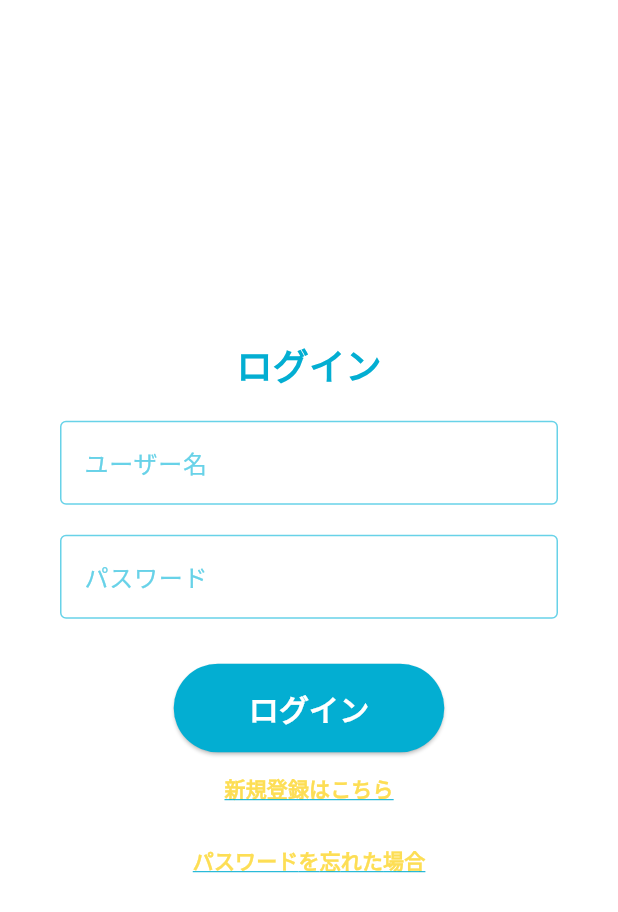
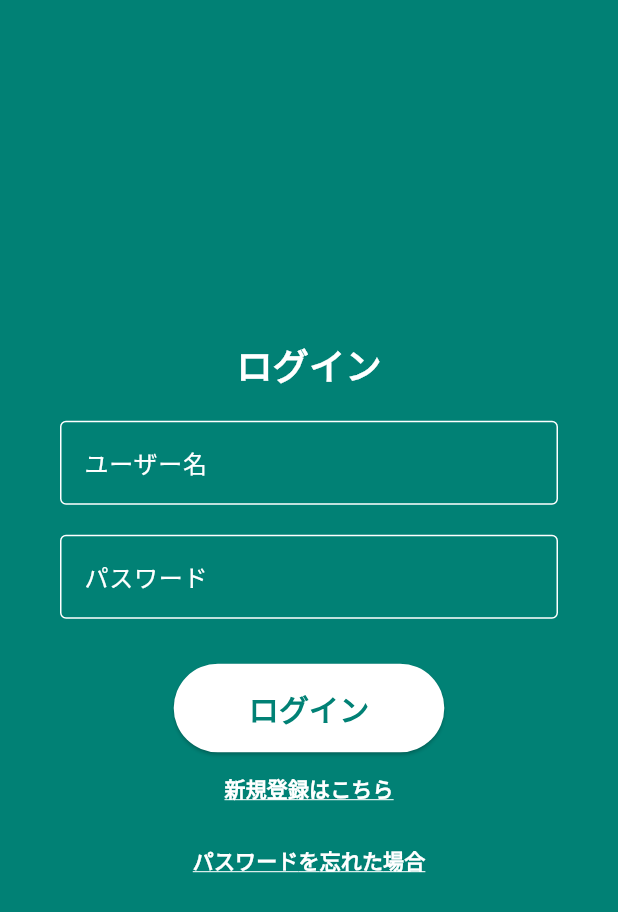
Before and after one commit to uda-yoshiki/momentmashup_demo, a Flutter app: the screen it shows after launch, on a phone screen of 412 x 824 dp. Shown: the top 912 px of the screen. Run offline on Flutter 3.47's test engine with Material 3 defaults, Android fonts, the phone set to English and light mode, and no system bars; our stand-ins replace cloud_firestore, firebase_auth, firebase_core, google_fonts; accounts and stored records are empty.

Commit message:
デザインを一部変更

```diff
--- a/detailed_design/flow.txt
+++ b/detailed_design/flow.txt
@@ -5,6 +5,10 @@
 - ライトブルー: #68D2E8
 - イエロー: #FDDE55
 - ライトイエロー: #FEEFAD
+
+/* Array with # */
+
+["#018175", "#10b68d", "#94dd8b", "#fee3b2"]
 
 画面構成:
 0. ログイン画面
--- a/momentmashup_demo/lib/screens/login_screen.dart
+++ b/momentmashup_demo/lib/screens/login_screen.dart
@@ -18,7 +18,7 @@ class _LoginScreenState extends State<LoginScreen> {
   @override
   Widget build(BuildContext context) {
     return Scaffold(
-      backgroundColor: Colors.white,
+      backgroundColor: Color(0xFF018175), // バックカラー変更
       body: Center(
         child: SingleChildScrollView(
           child: Column(
@@ -29,7 +29,7 @@ class _LoginScreenState extends State<LoginScreen> {
                 style: GoogleFonts.notoSansJp(
                   fontSize: 24,
                   fontWeight: FontWeight.bold,
-                  color: const Color(0xFF03AED2),
+                  color: Colors.white, // 白抜き
                 ),
               ),
               const SizedBox(height: 20),
@@ -39,12 +39,12 @@ class _LoginScreenState extends State<LoginScreen> {
                   controller: _usernameController,
                   decoration: InputDecoration(
                     labelText: 'ユーザー名',
-                    labelStyle: GoogleFonts.notoSansJp(color: const Color(0xFF68D2E8)),
-                    enabledBorder: const OutlineInputBorder(
-                      borderSide: BorderSide(color: Color(0xFF68D2E8)),
+                    labelStyle: GoogleFonts.notoSansJp(color: Colors.white), // 白抜き
+                    enabledBorder: OutlineInputBorder(
+                      borderSide: BorderSide(color: Colors.white), // 白抜き
                     ),
-                    focusedBorder: const OutlineInputBorder(
-                      borderSide: BorderSide(color: Color(0xFF03AED2)),
+                    focusedBorder: OutlineInputBorder(
+                      borderSide: BorderSide(color: Colors.white), // 白抜き
                     ),
                   ),
                 ),
@@ -57,12 +57,12 @@ class _LoginScreenState extends State<LoginScreen> {
                   obscureText: true,
                   decoration: InputDecoration(
                     labelText: 'パスワード',
-                    labelStyle: GoogleFonts.notoSansJp(color: const Color(0xFF68D2E8)),
-                    enabledBorder: const OutlineInputBorder(
-                      borderSide: BorderSide(color: Color(0xFF68D2E8)),
+                    labelStyle: GoogleFonts.notoSansJp(color: Colors.white), // 白抜き
+                    enabledBorder: OutlineInputBorder(
+                      borderSide: BorderSide(color: Colors.white), // 白抜き
                     ),
-                    focusedBorder: const OutlineInputBorder(
-                      borderSide: BorderSide(color: Color(0xFF03AED2)),
+                    focusedBorder: OutlineInputBorder(
+                      borderSide: BorderSide(color: Colors.white), // 白抜き
                     ),
                   ),
                 ),
@@ -83,10 +83,10 @@ class _LoginScreenState extends State<LoginScreen> {
                   }
                 },
                 style: ElevatedButton.styleFrom(
-                  backgroundColor: const Color(0xFF03AED2),
+                  backgroundColor: Colors.white, // 白抜き
                   padding: const EdgeInsets.symmetric(horizontal: 50, vertical: 15),
                 ),
-                child: Text('ログイン', style: GoogleFonts.notoSansJp(fontSize: 20, fontWeight: FontWeight.bold, color: Colors.white)),
+                child: Text('ログイン', style: GoogleFonts.notoSansJp(fontSize: 20, fontWeight: FontWeight.bold, color: Color(0xFF018175))),
               ),
               TextButton(
                 onPressed: () {
@@ -95,10 +95,10 @@ class _LoginScreenState extends State<LoginScreen> {
                 child: Text(
                   '新規登録はこちら',
                   style: GoogleFonts.notoSansJp(
-                    color: const Color(0xFFFDDE55),
+                    color: Colors.white, // 白抜き
                     fontWeight: FontWeight.bold,
                     decoration: TextDecoration.underline,
-                    decorationColor: const Color(0xFF03AED2), // アンダーラインの色を変更
+                    decorationColor: Colors.white, // アンダーラインの色を変更
                   ),
                 ),
               ),
@@ -109,10 +109,10 @@ class _LoginScreenState extends State<LoginScreen> {
                 child: Text(
                   'パスワードを忘れた場合',
                   style: GoogleFonts.notoSansJp(
-                    color: const Color(0xFFFDDE55),
+                    color: Colors.white, // 白抜き
                     fontWeight: FontWeight.bold,
                     decoration: TextDecoration.underline,
-                    decorationColor: const Color(0xFF03AED2), // アンダーラインの色を変更
+                    decorationColor: Colors.white, // アンダーラインの色を変更
                   ),
                 ),
               ),
--- a/momentmashup_demo/lib/screens/setting_screen.dart
+++ b/momentmashup_demo/lib/screens/setting_screen.dart
@@ -11,6 +11,7 @@ class SettingScreen extends StatelessWidget {
   @override
   Widget build(BuildContext context) {
     return Scaffold(
+      backgroundColor: Colors.white,
       body: ListView(
         children: <Widget>[
           ListTile(
--- a/momentmashup_demo/pubspec.yaml
+++ b/momentmashup_demo/pubspec.yaml
@@ -37,6 +37,9 @@ dependencies:
   cupertino_icons: ^1.0.6
   google_fonts: ^6.2.1
   firebase_auth: ^4.20.0
+  firebase_database: ^10.5.7
+  cloud_firestore: ^4.17.5
+  intl: ^0.19.0
 
 dev_dependencies:
   flutter_test:
```
Also changed, not shown: momentmashup_demo/lib/models/posting_firebase.dart (added, +25 -0 lines), momentmashup_demo/lib/screens/test_screen.dart (added, +80 -0 lines), detailed_design/Chunky Knit.png (added), momentmashup_demo/lib/main.dart (line endings or trailing spaces), momentmashup_demo/pubspec.lock, 3 other files.
